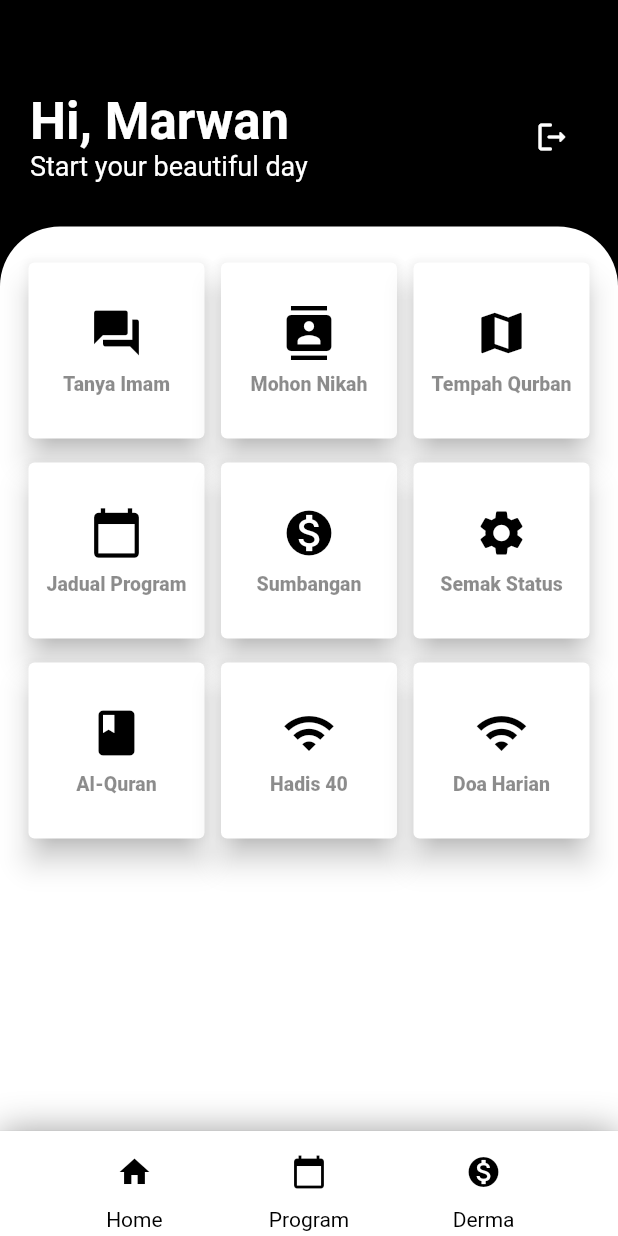
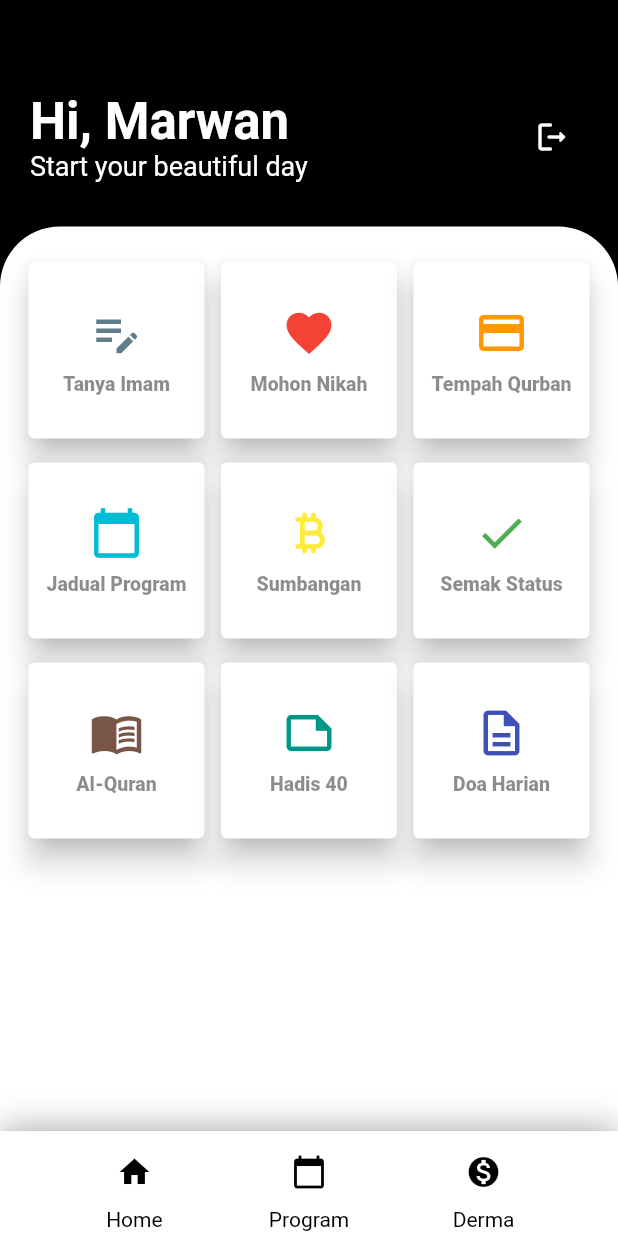
Before and after one commit to MarwanBukhori/e_masjid, a Flutter app: the screen it shows once a user with an empty profile is signed in, on a phone screen of 412 x 824 dp. Run offline on Flutter 3.47's test engine with Material 2 defaults, Android fonts, the light colour scheme and no system bars; our stand-ins replace cloud_firestore, firebase_auth, firebase_core, get_storage, table_calendar; missing offline and left inert: dart:ffi; accounts and stored records are empty; network calls fail.

Commit message:
change homepage icons + new colors!!

```diff
--- a/lib/screens/home_screen.dart
+++ b/lib/screens/home_screen.dart
@@ -206,57 +206,57 @@ class _HomeScreenState extends State<HomeScreen> {
   static const List<Choice> choices = const <Choice>[
     const Choice(
         title: 'Tanya Imam',
-        icon: Icons.question_answer,
+        icon: Icons.edit_note_outlined,
         cardColor: Colors.yellow,
-        iconColor: kPrimaryColor,
+        iconColor: Colors.blueGrey,
         route: '/tanya'),
     const Choice(
         title: 'Mohon Nikah',
-        icon: Icons.contacts,
+        icon: Icons.favorite,
         cardColor: Colors.yellow,
-        iconColor: kPrimaryColor,
+        iconColor: Colors.red,
         route: '/nikah'),
     const Choice(
         title: 'Tempah Qurban',
-        icon: Icons.map,
+        icon: Icons.payment_outlined,
         cardColor: Colors.yellow,
-        iconColor: kPrimaryColor,
+        iconColor: Colors.orange,
         route: '/qurban'),
     const Choice(
         title: 'Jadual Program',
         icon: Icons.calendar_today,
         cardColor: Colors.yellow,
-        iconColor: kPrimaryColor,
+        iconColor: Colors.cyan,
         route: '/program'),
     const Choice(
         title: 'Sumbangan',
-        icon: Icons.monetization_on,
+        icon: Icons.currency_bitcoin_rounded,
         cardColor: Colors.yellow,
-        iconColor: kPrimaryColor,
+        iconColor: Colors.yellow,
         route: '/derma'),
     const Choice(
         title: 'Semak Status',
-        icon: Icons.settings,
+        icon: Icons.check,
         cardColor: Colors.yellow,
-        iconColor: kPrimaryColor,
+        iconColor: Colors.green,
         route: '/semak'),
     const Choice(
         title: 'Al-Quran',
-        icon: Icons.book_rounded,
+        icon: Icons.menu_book_outlined,
         cardColor: Colors.yellow,
-        iconColor: kPrimaryColor,
+        iconColor: Colors.brown,
         route: '/quran'),
     const Choice(
         title: 'Hadis 40',
-        icon: Icons.wifi,
+        icon: Icons.note_outlined,
         cardColor: Colors.yellow,
-        iconColor: kPrimaryColor,
+        iconColor: Colors.teal,
         route: '/hadis'),
     const Choice(
         title: 'Doa Harian',
-        icon: Icons.wifi,
+        icon: Icons.description_outlined,
         cardColor: Colors.yellow,
-        iconColor: kPrimaryColor,
+        iconColor: Colors.indigo,
         route: '/doa'),
   ];
 }
--- a/lib/screens/modul_tanya/tanya_imam_screen.dart
+++ b/lib/screens/modul_tanya/tanya_imam_screen.dart
@@ -78,7 +78,7 @@ class _TanyaImamScreenState extends State<TanyaImamScreen> {
               TextField(
                 controller: tajukTextController,
                 decoration: InputDecoration(
-                  prefixIcon: Icon(Icons.book_rounded),
+                  prefixIcon: Icon(Icons.edit_note_outlined),
                   border: OutlineInputBorder(),
                   labelText: 'Tajuk',
                 ),
@@ -103,7 +103,7 @@ class _TanyaImamScreenState extends State<TanyaImamScreen> {
                 children: [
                   ElevatedButton.icon(
                     icon: Icon(
-                      Icons.add_box,
+                      Icons.add,
                       size: 27.0,
                     ),
                     style: ElevatedButton.styleFrom(
--- a/lib/screens/semak.screen.dart
+++ b/lib/screens/semak.screen.dart
@@ -128,7 +128,7 @@ class TemuJanjiContainer extends StatelessWidget {
             Material(
               color: Colors.transparent,
               child: IconButton(
-                icon: Icon(Icons.delete),
+                icon: Icon(Icons.cancel_outlined, color: Colors.red,),
 
                 onPressed: () async{
                   print(temujanji.TemuJanjiID);
--- a/lib/widgets/login_form.dart
+++ b/lib/widgets/login_form.dart
@@ -25,6 +25,7 @@ class _LogInFormState extends State<LogInForm> {
   }
 
   Padding buildInputForm(String label, bool pass, TextEditingController controller) {
+
     return Padding(
       padding: EdgeInsets.symmetric(vertical: 5),
       child: TextFormField(
```
Also changed, not shown: lib/screens/login/login_screen.dart (+19 -19 lines).
